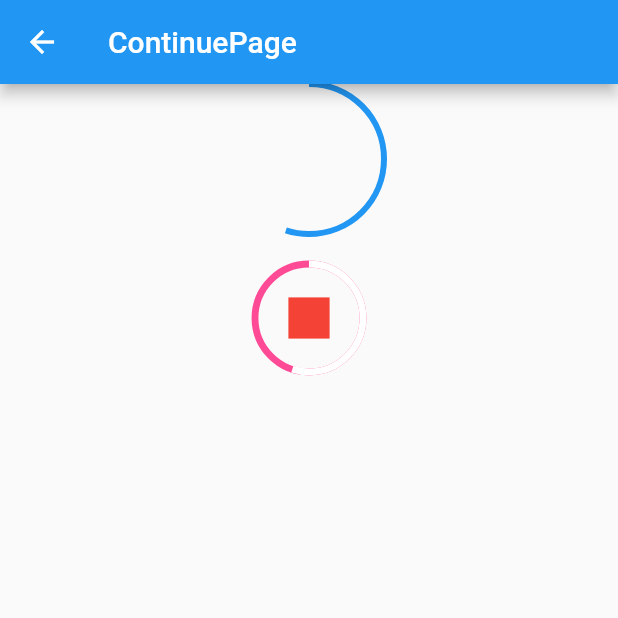
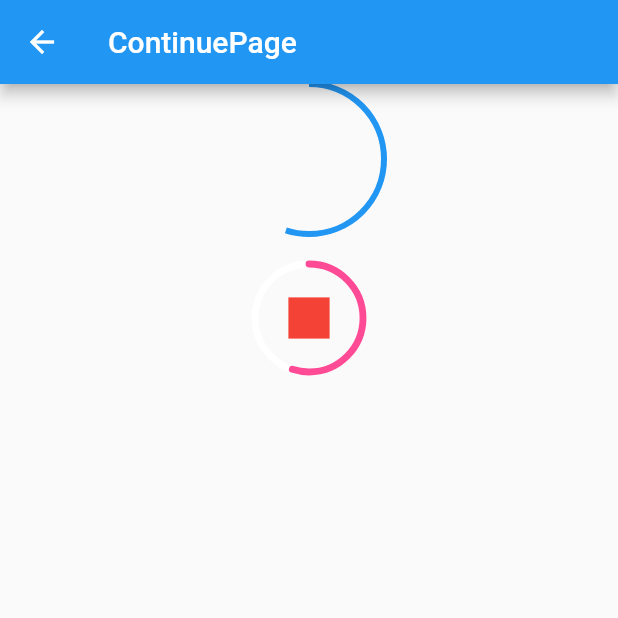
Before and after one commit to jasoncfpl/flutter_test_demo, a Flutter app: the screen it shows after launch, after a tap on "ContinuePage", on a phone screen of 412 x 824 dp, the top half of it. Run offline on Flutter 3.47's test engine with Material 2 defaults, Android fonts, the phone set to English and light mode, and no system bars; our stand-ins replace flutter_screenutil.

Commit message:
modify ContinueButton ui

```diff
--- a/lib/animation_widget/continue_button.dart
+++ b/lib/animation_widget/continue_button.dart
@@ -94,16 +94,17 @@ class ContinueButtonPainter extends CustomPainter {
 
   ContinueButtonPainter(this.maxTime, this.currentTime)
       : painter = Paint()
+          ..strokeCap = StrokeCap.round
           ..strokeWidth = 4.w
           ..style = PaintingStyle.stroke;
 
   @override
   void paint(Canvas canvas, Size size) {
     Rect rect = Offset.zero & size;
-    painter.color = const Color(0xFFFF4B96);
+    painter.color = Colors.white;
     canvas.drawOval(rect, painter);
 
-    painter.color = Colors.white;
+    painter.color = const Color(0xFFFF4B96);
     double progress = currentTime / maxTime;
     canvas.drawArc(rect, -pi / 2, progress * 2 * pi, false, painter);
   }
```
